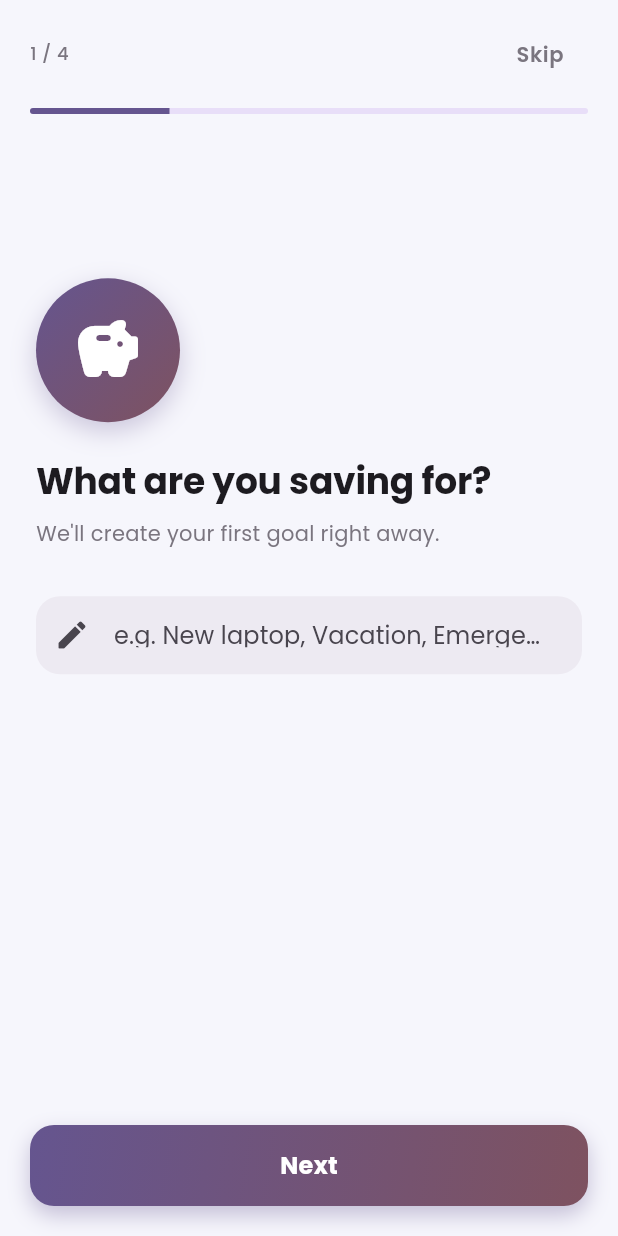
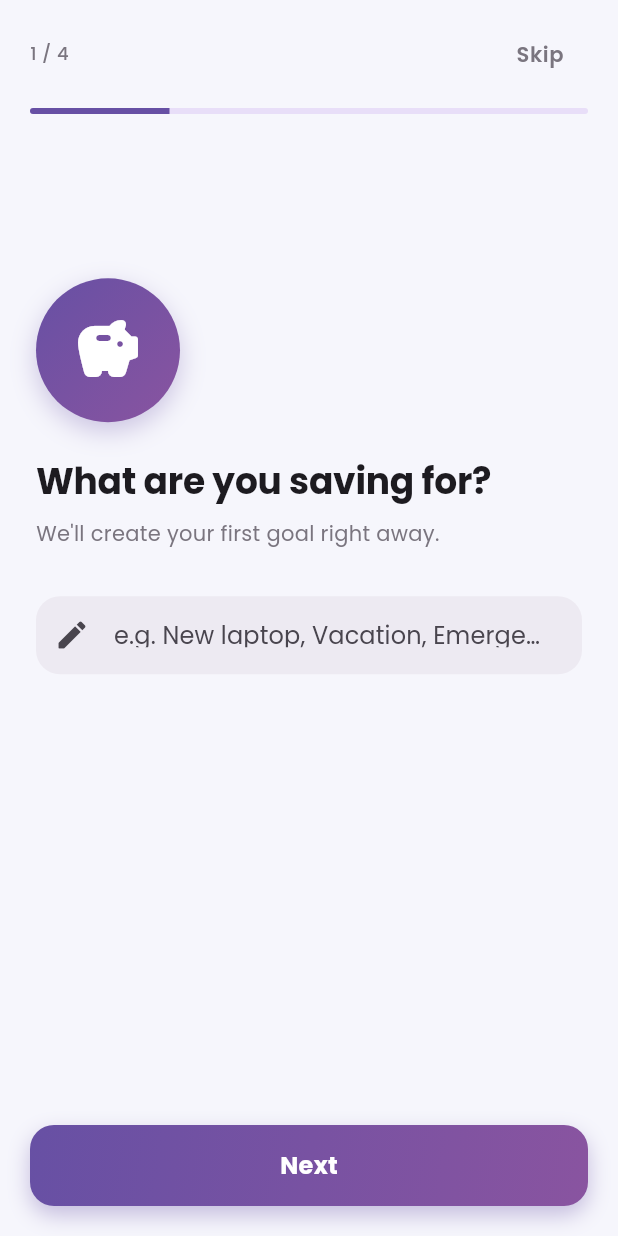
Before and after one commit to Minu181/Stash, a Flutter app: the screen it shows after launch, on a phone screen of 412 x 824 dp. Run offline on Flutter 3.47's test engine with Material 3 defaults, Android fonts, the phone set to English and light mode, and no system bars; drawn by our look-alikes of flutter_animate; our stand-ins replace cached_network_image, confetti, dio, drift, drift_flutter, file_picker and 12 more; accounts and stored records are empty; generated files the repository leaves out were written again.

Commit message:
v1.0.5: Fix gradients — use vibrant saturated colors, override primary with raw seed color for both light and dark themes

```diff
--- a/lib/features/goals/goal_form_page.dart
+++ b/lib/features/goals/goal_form_page.dart
@@ -391,7 +391,7 @@ class _GoalFormPageState extends ConsumerState<GoalFormPage> {
                   borderRadius: BorderRadius.circular(16),
                   child: Container(
                     decoration: BoxDecoration(
-                      gradient: AppGradients.primary(context),
+                      gradient: AppGradients.vibrant(context),
                       borderRadius: BorderRadius.circular(16),
                       boxShadow: [
                         BoxShadow(
--- a/lib/features/onboarding/onboarding_screen.dart
+++ b/lib/features/onboarding/onboarding_screen.dart
@@ -69,7 +69,7 @@ class _OnboardingScreenState extends ConsumerState<OnboardingScreen> {
       width: 96,
       height: 96,
       decoration: BoxDecoration(
-        gradient: AppGradients.primary(context),
+        gradient: AppGradients.vibrant(context),
         shape: BoxShape.circle,
         boxShadow: [
           BoxShadow(color: cs.primary.withValues(alpha: 0.3), blurRadius: 14, offset: const Offset(0, 6)),
@@ -135,7 +135,7 @@ class _OnboardingScreenState extends ConsumerState<OnboardingScreen> {
                   borderRadius: BorderRadius.circular(16),
                   child: Container(
                     decoration: BoxDecoration(
-                      gradient: AppGradients.primary(context),
+        gradient: AppGradients.vibrant(context),
                       borderRadius: BorderRadius.circular(16),
                       boxShadow: [
                         BoxShadow(
--- a/lib/features/onboarding/splash_screen.dart
+++ b/lib/features/onboarding/splash_screen.dart
@@ -59,7 +59,7 @@ class _SplashScreenState extends State<SplashScreen> with SingleTickerProviderSt
         child: Scaffold(
           body: Container(
           decoration: BoxDecoration(
-            gradient: AppGradients.primary(context, direction: GradientDirection.vertical),
+            gradient: AppGradients.vibrant(context, direction: GradientDirection.vertical),
           ),
           child: Center(
             child: Column(
--- a/lib/theme/app_theme.dart
+++ b/lib/theme/app_theme.dart
@@ -42,6 +42,25 @@ class AppGradients {
       begin: direction.begin,
       end: direction.end,
       colors: [cs.primary, cs.tertiary],
+      stops: const [0.0, 1.0],
+    );
+  }
+
+  /// Vibrant gradient — mixes the primary with a brighter complementary shade
+  /// so it stays rich in both light and dark modes.
+  static LinearGradient vibrant(BuildContext context, {GradientDirection direction = GradientDirection.diagonal}) {
+    final cs = Theme.of(context).colorScheme;
+    final hsl = HSLColor.fromColor(cs.primary);
+    final bright = HSLColor.fromAHSL(
+      1.0,
+      (hsl.hue + 25) % 360,
+      (hsl.saturation * 0.9).clamp(0.0, 1.0),
+      Theme.of(context).brightness == Brightness.light ? 0.48 : 0.55,
+    ).toColor();
+    return LinearGradient(
+      begin: direction.begin,
+      end: direction.end,
+      colors: [cs.primary, bright],
       stops: const [0.0, 1.0],
     );
   }
@@ -93,7 +112,9 @@ class AppTheme {
 
   static ThemeData light([String themeId = 'aurora']) {
     final seed = presetById(themeId).lightSeed;
-    final cs = ColorScheme.fromSeed(seedColor: seed, brightness: Brightness.light);
+    final cs = ColorScheme.fromSeed(seedColor: seed, brightness: Brightness.light).copyWith(
+      primary: seed,
+    );
     return ThemeData(
       useMaterial3: true,
       brightness: Brightness.light,
@@ -203,7 +224,9 @@ class AppTheme {
 
   static ThemeData dark([String themeId = 'aurora']) {
     final seed = presetById(themeId).darkSeed;
-    final cs = ColorScheme.fromSeed(seedColor: seed, brightness: Brightness.dark);
+    final cs = ColorScheme.fromSeed(seedColor: seed, brightness: Brightness.dark).copyWith(
+      primary: seed,
+    );
     return ThemeData(
       useMaterial3: true,
       brightness: Brightness.dark,
--- a/lib/widgets/ui.dart
+++ b/lib/widgets/ui.dart
@@ -31,7 +31,7 @@ class GradientContainer extends StatelessWidget {
       height: height,
       padding: padding,
       decoration: BoxDecoration(
-        gradient: gradient ?? AppGradients.primary(context, direction: direction),
+        gradient: gradient ?? AppGradients.vibrant(context, direction: direction),
         borderRadius: shape == BoxShape.circle ? null : borderRadius,
         shape: shape,
       ),
@@ -133,7 +133,7 @@ class GradientFAB extends StatelessWidget {
       elevation: 6,
       child: Container(
         decoration: BoxDecoration(
-          gradient: AppGradients.primary(context, direction: GradientDirection.vertical),
+          gradient: AppGradients.vibrant(context, direction: GradientDirection.vertical),
           shape: BoxShape.circle,
           boxShadow: [
             BoxShadow(color: cs.primary.withValues(alpha: 0.45), blurRadius: 12, offset: const Offset(0, 6)),
@@ -192,7 +192,7 @@ class GradientAppBar extends StatelessWidget implements PreferredSizeWidget {
       ),
       flexibleSpace: Container(
         decoration: BoxDecoration(
-          gradient: AppGradients.primary(context, direction: GradientDirection.diagonal),
+          gradient: AppGradients.vibrant(context, direction: GradientDirection.diagonal),
           boxShadow: [
             BoxShadow(
               color: Theme.of(context).colorScheme.primary.withValues(alpha: 0.25),
```
